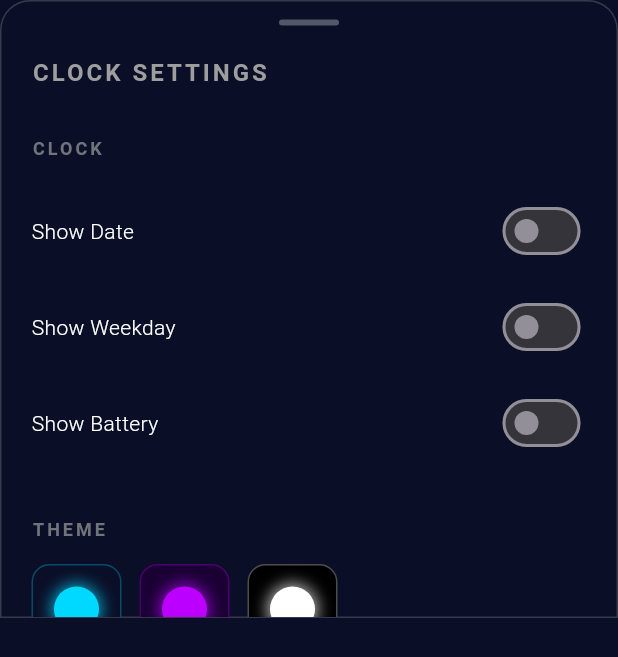
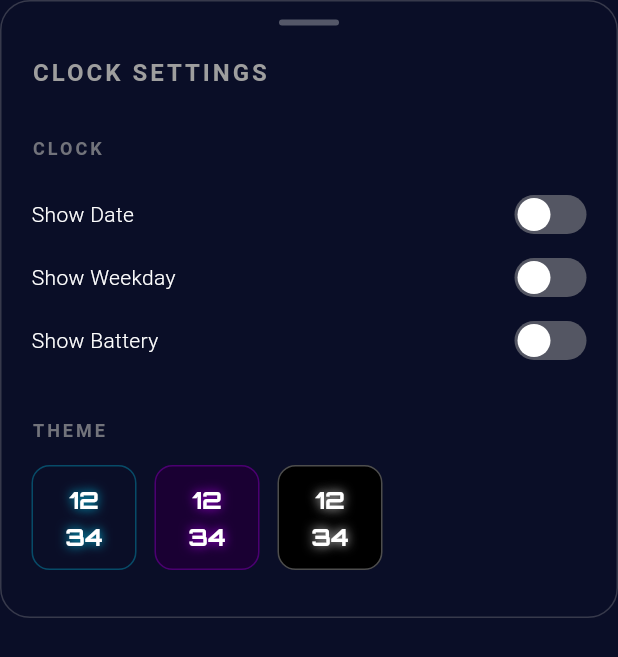
Before and after one commit to jackyan/NeonFocus, a Flutter app: the ClockSettingsScreen widget shown alone on an empty page, opened directly with empty values, on a phone screen of 412 x 824 dp. Shown: the top 657 px of the screen. Run offline on Flutter 3.47's test engine with Material 3 defaults, Android fonts, the phone set to English and light mode, and no system bars; our stand-ins replace audioplayers, equatable, flutter_bloc, sensors_plus.

Commit message:
fix: improve settings UI - elegant switches, theme previews, and proper state management
CLOCK page fixes:
- Date/weekday/battery now display in single centered row
- Removed underlines from date/weekday text
- Changed battery to horizontal icon (battery_std) without percentage

Settings panel improvements (both CLOCK and TIMER):
- Fixed border radius to round ALL corners (prevents missing corners in portrait)
- Replaced bulky Material Switch with elegant custom slim switch
- Switch colors: grey when OFF, green when ON
- Fixed state management by converting to StatefulWidget
- Switch animations now update properly on every click
- Theme selection now shows selected state with enhanced border and glow
- Theme icons changed from colored circles to miniature previews:
  * CLOCK settings: shows "12" and "34" vertically
  * TIMER settings: shows "25" and "00" vertically

Technical changes:
- ClockSettingsScreen: StatelessWidget → StatefulWidget
- PomodoroSettingsScreen: StatelessWidget → StatefulWidget
- Added local state tracking for toggles and theme selection
- Custom AnimatedContainer switch with smooth 200ms transitions
- Proper state synchronization between local state and parent callbacks

```diff
--- a/lib/features/clock/presentation/screens/clock_screen_new.dart
+++ b/lib/features/clock/presentation/screens/clock_screen_new.dart
@@ -108,33 +108,37 @@ class _ClockScreenState extends State<ClockScreen> {
             child: Column(
               mainAxisAlignment: MainAxisAlignment.center,
               children: [
-                // Optional date
-                if (_showDate) ...[
-                  _buildDateDisplay(fontSize: infoFontSize),
-                  const SizedBox(height: 20),
-                ],
+                // Optional info row (date, weekday, battery) - all in one line
+                if (_showDate || _showWeekday || _showBattery)
+                  _buildInfoRow(fontSize: infoFontSize),
 
-                // Optional weekday
-                if (_showWeekday) ...[
-                  _buildWeekdayDisplay(fontSize: infoFontSize),
-                  const SizedBox(height: 20),
-                ],
+                if (_showDate || _showWeekday || _showBattery)
+                  const SizedBox(height: 30),
 
                 // Time display
                 isLandscape
                     ? _buildHorizontalTime(hourFontSize)
                     : _buildVerticalTime(hourFontSize),
-
-                // Optional battery
-                if (_showBattery) ...[
-                  const SizedBox(height: 20),
-                  _buildBatteryDisplay(fontSize: infoFontSize),
-                ],
               ],
             ),
           ),
         ),
       ),
+    );
+  }
+
+  Widget _buildInfoRow({double fontSize = 14.0}) {
+    return Row(
+      mainAxisAlignment: MainAxisAlignment.center,
+      children: [
+        if (_showDate) _buildDateDisplay(fontSize: fontSize),
+        if (_showDate && (_showWeekday || _showBattery))
+          SizedBox(width: 12),
+        if (_showWeekday) _buildWeekdayDisplay(fontSize: fontSize),
+        if (_showWeekday && _showBattery)
+          SizedBox(width: 12),
+        if (_showBattery) _buildBatteryDisplay(fontSize: fontSize),
+      ],
     );
   }
 
@@ -195,12 +199,13 @@ class _ClockScreenState extends State<ClockScreen> {
         fontSize: fontSize,
         color: widget.theme.textColor.withOpacity(0.7),
         fontWeight: FontWeight.w300,
+        decoration: TextDecoration.none, // No underline
       ),
     );
   }
 
   Widget _buildWeekdayDisplay({double fontSize = 14.0}) {
-    final weekdays = ['Monday', 'Tuesday', 'Wednesday', 'Thursday', 'Friday', 'Saturday', 'Sunday'];
+    final weekdays = ['Mon', 'Tue', 'Wed', 'Thu', 'Fri', 'Sat', 'Sun'];
     final weekday = weekdays[_currentTime.weekday - 1];
 
     return Text(
@@ -210,31 +215,18 @@ class _ClockScreenState extends State<ClockScreen> {
         fontSize: fontSize,
         color: widget.theme.textColor.withOpacity(0.7),
         fontWeight: FontWeight.w300,
+        decoration: TextDecoration.none, // No underline
       ),
     );
   }
 
   Widget _buildBatteryDisplay({double fontSize = 14.0}) {
-    // Placeholder for battery level
-    // In real app, use battery_plus package
-    return Row(
-      mainAxisAlignment: MainAxisAlignment.center,
-      children: [
-        Icon(
-          Icons.battery_full,
-          size: fontSize + 4,
-          color: widget.theme.textColor.withOpacity(0.7),
-        ),
-        const SizedBox(width: 4),
-        Text(
-          '100%',
-          style: TextStyle(
-            fontSize: fontSize,
-            color: widget.theme.textColor.withOpacity(0.7),
-            fontWeight: FontWeight.w300,
-          ),
-        ),
-      ],
+    // Use horizontal battery icon, no percentage text
+    // In real app, use battery_plus package to get actual battery level
+    return Icon(
+      Icons.battery_std, // Horizontal battery icon
+      size: fontSize + 6,
+      color: widget.theme.textColor.withOpacity(0.7),
     );
   }
 }
--- a/lib/features/clock/presentation/screens/clock_settings_screen.dart
+++ b/lib/features/clock/presentation/screens/clock_settings_screen.dart
@@ -1,8 +1,8 @@
 import 'package:flutter/material.dart';
 import '../../../../core/themes/glow_theme.dart';
 
-/// Clock settings bottom sheet (covers half screen)
-class ClockSettingsScreen extends StatelessWidget {
+/// Clock settings bottom sheet (covers half screen) - with state management
+class ClockSettingsScreen extends StatefulWidget {
   final NeonTheme currentTheme;
   final bool showDate;
   final bool showWeekday;
@@ -25,6 +25,25 @@ class ClockSettingsScreen extends StatelessWidget {
   }) : super(key: key);
 
   @override
+  State<ClockSettingsScreen> createState() => _ClockSettingsScreenState();
+}
+
+class _ClockSettingsScreenState extends State<ClockSettingsScreen> {
+  late bool _showDate;
+  late bool _showWeekday;
+  late bool _showBattery;
+  late NeonTheme _selectedTheme;
+
+  @override
+  void initState() {
+    super.initState();
+    _showDate = widget.showDate;
+    _showWeekday = widget.showWeekday;
+    _showBattery = widget.showBattery;
+    _selectedTheme = widget.currentTheme;
+  }
+
+  @override
   Widget build(BuildContext context) {
     final screenHeight = MediaQuery.of(context).size.height;
 
@@ -32,9 +51,9 @@ class ClockSettingsScreen extends StatelessWidget {
       height: screenHeight * 0.5, // Half screen
       decoration: BoxDecoration(
         color: const Color(0xFF0A0E27),
-        borderRadius: const BorderRadius.vertical(top: Radius.circular(20)),
+        borderRadius: BorderRadius.circular(20), // All corners rounded
         border: Border.all(
-          color: currentTheme.glowColor.withOpacity(0.3),
+          color: widget.currentTheme.glowColor.withOpacity(0.3),
           width: 1,
         ),
       ),
@@ -64,40 +83,49 @@ class ClockSettingsScreen extends StatelessWidget {
                     style: TextStyle(
                       fontSize: 16,
                       fontWeight: FontWeight.bold,
-                      color: currentTheme.glowColor,
+                      color: widget.currentTheme.glowColor,
                       letterSpacing: 2,
                     ),
                   ),
                   const SizedBox(height: 30),
 
                   // Clock Section
-                  _buildSectionTitle('CLOCK', currentTheme),
+                  _buildSectionTitle('CLOCK', widget.currentTheme),
                   const SizedBox(height: 15),
                   _buildToggleItem(
                     'Show Date',
-                    showDate,
-                    onDateToggle,
-                    currentTheme,
+                    _showDate,
+                    (value) {
+                      setState(() => _showDate = value);
+                      widget.onDateToggle(value);
+                    },
+                    widget.currentTheme,
                   ),
                   _buildToggleItem(
                     'Show Weekday',
-                    showWeekday,
-                    onWeekdayToggle,
-                    currentTheme,
+                    _showWeekday,
+                    (value) {
+                      setState(() => _showWeekday = value);
+                      widget.onWeekdayToggle(value);
+                    },
+                    widget.currentTheme,
                   ),
                   _buildToggleItem(
                     'Show Battery',
-                    showBattery,
-                    onBatteryToggle,
-                    currentTheme,
+                    _showBattery,
+                    (value) {
+                      setState(() => _showBattery = value);
+                      widget.onBatteryToggle(value);
+                    },
+                    widget.currentTheme,
                   ),
 
                   const SizedBox(height: 30),
 
                   // Theme Section
-                  _buildSectionTitle('THEME', currentTheme),
+                  _buildSectionTitle('THEME', widget.currentTheme),
                   const SizedBox(height: 15),
-                  _buildThemeSelector(currentTheme),
+                  _buildThemeSelector(),
                 ],
               ),
             ),
@@ -138,28 +166,53 @@ class ClockSettingsScreen extends StatelessWidget {
               fontWeight: FontWeight.w300,
             ),
           ),
-          Switch(
-            value: value,
-            onChanged: onChanged,
-            activeColor: theme.primaryColor,
-            activeTrackColor: theme.primaryColor.withOpacity(0.5),
+          // Custom slim switch
+          GestureDetector(
+            onTap: () => onChanged(!value),
+            child: AnimatedContainer(
+              duration: const Duration(milliseconds: 200),
+              width: 48,
+              height: 26,
+              decoration: BoxDecoration(
+                borderRadius: BorderRadius.circular(13),
+                color: value
+                    ? Colors.green.withOpacity(0.8)
+                    : Colors.grey.withOpacity(0.5),
+              ),
+              child: AnimatedAlign(
+                duration: const Duration(milliseconds: 200),
+                alignment: value ? Alignment.centerRight : Alignment.centerLeft,
+                child: Container(
+                  width: 22,
+                  height: 22,
+                  margin: const EdgeInsets.symmetric(horizontal: 2),
+                  decoration: const BoxDecoration(
+                    shape: BoxShape.circle,
+                    color: Colors.white,
+                  ),
+                ),
+              ),
+            ),
           ),
         ],
       ),
     );
   }
 
-  Widget _buildThemeSelector(NeonTheme currentTheme) {
+  Widget _buildThemeSelector() {
     return Wrap(
       spacing: 12,
       runSpacing: 12,
       children: NeonTheme.allThemes.map((theme) {
-        final isSelected = theme.id == currentTheme.id;
+        final isSelected = theme.id == _selectedTheme.id;
         return GestureDetector(
-          onTap: () => onThemeChanged(theme),
+          onTap: () {
+            setState(() => _selectedTheme = theme);
+            widget.onThemeChanged(theme);
+          },
           child: Container(
-            width: 60,
-            height: 60,
+            width: 70,
+            height: 70,
             decoration: BoxDecoration(
               color: theme.backgroundColor,
               borderRadius: BorderRadius.circular(12),
@@ -180,20 +233,42 @@ class ClockSettingsScreen extends StatelessWidget {
                   : null,
             ),
             child: Center(
-              child: Container(
-                width: 30,
-                height: 30,
-                decoration: BoxDecoration(
-                  color: theme.glowColor,
-                  shape: BoxShape.circle,
-                  boxShadow: [
-                    BoxShadow(
-                      color: theme.glowColor.withOpacity(0.7),
-                      blurRadius: 8,
-                      spreadRadius: 2,
+              // Miniature clock preview
+              child: Column(
+                mainAxisAlignment: MainAxisAlignment.center,
+                children: [
+                  Text(
+                    '12',
+                    style: TextStyle(
+                      fontSize: 16,
+                      fontFamily: 'Orbitron',
+                      fontWeight: FontWeight.bold,
+                      color: Colors.white,
+                      shadows: [
+                        Shadow(
+                          color: theme.glowColor.withOpacity(0.9),
+                          blurRadius: 8,
+                        ),
+                      ],
                     ),
-                  ],
-                ),
+                  ),
+                  const SizedBox(height: 2),
+                  Text(
+                    '34',
+                    style: TextStyle(
+                      fontSize: 16,
+                      fontFamily: 'Orbitron',
+                      fontWeight: FontWeight.bold,
+                      color: Colors.white,
+                      shadows: [
+                        Shadow(
+                          color: theme.glowColor.withOpacity(0.9),
+                          blurRadius: 8,
+                        ),
+                      ],
+                    ),
+                  ),
+                ],
               ),
             ),
           ),
```
Also changed, not shown: lib/features/pomodoro/presentation/screens/pomodoro_settings_screen.dart (+107 -37 lines).
